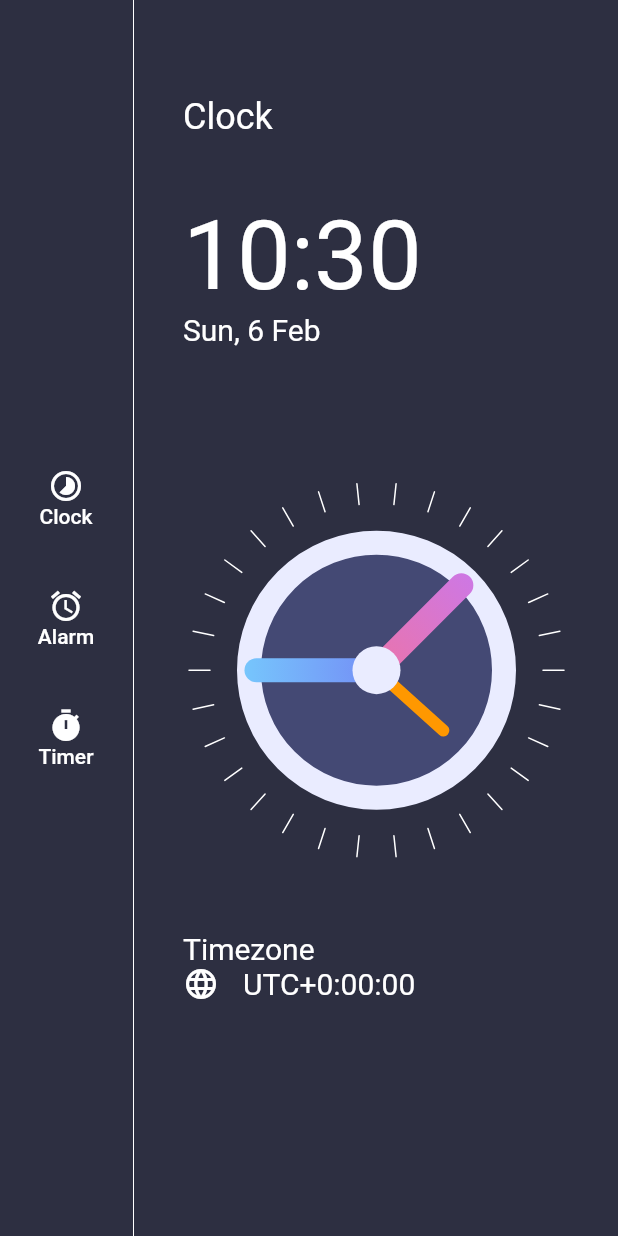
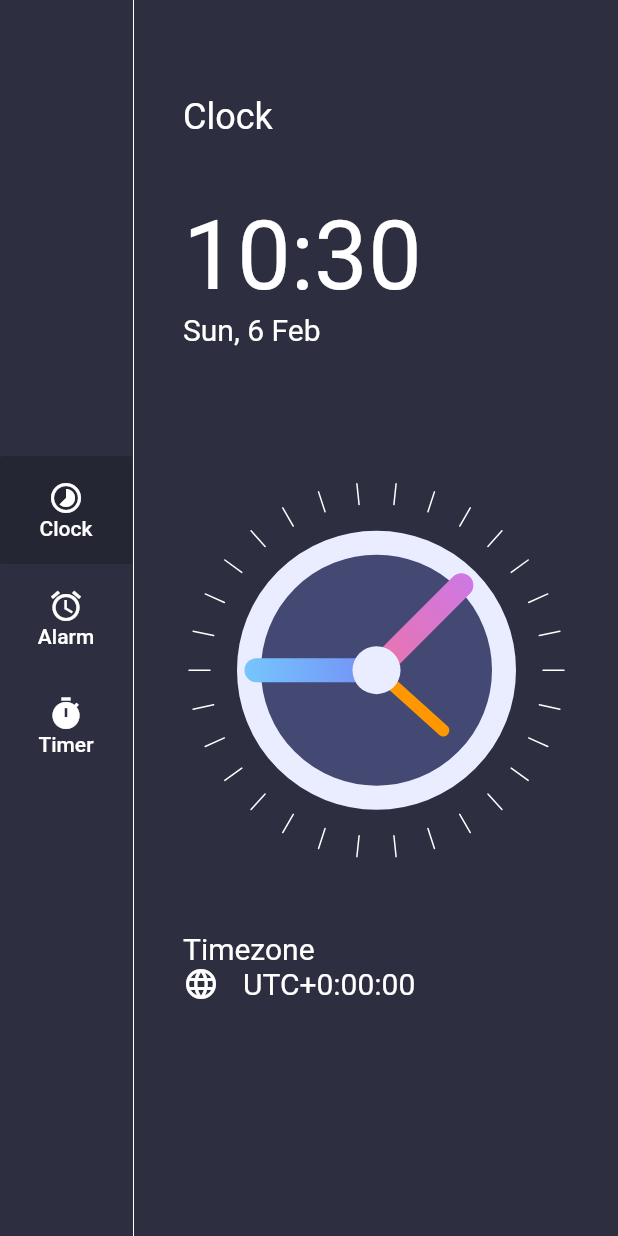
Before and after one commit to iamageo/flutter_samples, a Flutter app: the screen it shows after launch, on a phone screen of 412 x 824 dp. Run offline on Flutter 3.47's test engine with Material 2 defaults, Android fonts, the light colour scheme and no system bars; our stand-ins replace sqflite; accounts and stored records are empty.

Commit message:
init provider

```diff
--- /dev/null
+++ b/clock/lib/constants/constants.dart
@@ -0,0 +1,37 @@
+import 'package:flutter/material.dart';
+
+class CustomColors {
+  static Color primaryTextColor = Colors.white;
+  static Color dividerColor = Colors.white54;
+  static Color pageBackgroundColor = Color(0xFF2D2F41);
+  static Color menuBackgroundColor = Color(0xFF242634);
+
+  static Color clockBG = Color(0xFF444974);
+  static Color clockOutline = Color(0xFFEAECFF);
+  static Color? secHandColor = Colors.orange[300];
+  static Color minHandStatColor = Color(0xFF748EF6);
+  static Color minHandEndColor = Color(0xFF77DDFF);
+  static Color hourHandStatColor = Color(0xFFC279FB);
+  static Color hourHandEndColor = Color(0xFFEA74AB);
+}
+
+class GradientColors {
+  final List<Color> colors;
+  GradientColors(this.colors);
+
+  static List<Color> sky = [Color(0xFF6448FE), Color(0xFF5FC6FF)];
+  static List<Color> sunset = [Color(0xFFFE6197), Color(0xFFFFB463)];
+  static List<Color> sea = [Color(0xFF61A3FE), Color(0xFF63FFD5)];
+  static List<Color> mango = [Color(0xFFFFA738), Color(0xFFFFE130)];
+  static List<Color> fire = [Color(0xFFFF5DCD), Color(0xFFFF8484)];
+}
+
+class GradientTemplate {
+  static List<GradientColors> gradientTemplate = [
+    GradientColors(GradientColors.sky),
+    GradientColors(GradientColors.sunset),
+    GradientColors(GradientColors.sea),
+    GradientColors(GradientColors.mango),
+    GradientColors(GradientColors.fire),
+  ];
+}
--- /dev/null
+++ b/clock/lib/data.dart
@@ -0,0 +1,9 @@
+import 'package:clock/providers/enums.dart';
+import 'package:clock/providers/menu_info.dart';
+import 'package:flutter/material.dart';
+
+List<MenuInfo> listMenu = [
+  MenuInfo(MenuType.clock, title: "Clock", icon: Icons.timelapse),
+  MenuInfo(MenuType.alarm, title: "Alarm", icon: Icons.alarm),
+  MenuInfo(MenuType.timer, title: "Timer", icon: Icons.timer),
+];
--- a/clock/lib/homepage.view.dart
+++ b/clock/lib/homepage.view.dart
@@ -1,8 +1,13 @@
+import 'package:clock/constants/constants.dart';
+import 'package:clock/providers/enums.dart';
+import 'package:clock/providers/menu_info.dart';
 import 'package:flutter/cupertino.dart';
 import 'package:flutter/material.dart';
 import 'package:intl/intl.dart';
+import 'package:provider/provider.dart';
 
 import 'clock.view.dart';
+import 'data.dart';
 
 class HomepageView extends StatefulWidget {
   const HomepageView({Key? key}) : super(key: key);
@@ -27,18 +32,18 @@ class _HomepageViewState extends State<HomepageView> {
         children: [
           Column(
             mainAxisAlignment: MainAxisAlignment.center,
-            children: [
-              buildMenuButton("Clock", Icons.timelapse),
-              buildMenuButton("Alarm", Icons.alarm),
-              buildMenuButton("Timer", Icons.timer),
-            ],
+            children: listMenu
+                .map((currentMenuItem) => buildMenuButton(currentMenuItem))
+                .toList(),
           ),
           const VerticalDivider(
             color: Colors.white,
             width: 2,
           ),
-          Expanded(
-            child: Container(
+          Expanded(child: Consumer<MenuInfo>(
+              builder: (BuildContext context, MenuInfo value, Widget? child) {
+                if(value.menuType != MenuType.clock) return Container();
+                return Container(
               padding: const EdgeInsets.symmetric(vertical: 64, horizontal: 32),
               alignment: Alignment.center,
               child: Column(
@@ -69,7 +74,9 @@ class _HomepageViewState extends State<HomepageView> {
                     fit: FlexFit.tight,
                     child: Align(
                       alignment: Alignment.center,
-                      child: ClockView(size: 250,),
+                      child: ClockView(
+                        size: 250,
+                      ),
                     ),
                   ),
                   Flexible(
@@ -100,30 +107,38 @@ class _HomepageViewState extends State<HomepageView> {
                       ))
                 ],
               ),
-            ),
-          )
+            );
+          }))
         ],
       ),
     );
   }
 
-  Padding buildMenuButton(String title, IconData icon) {
-    return Padding(
+  Widget buildMenuButton(MenuInfo currentMenuInfo) {
+    return Consumer<MenuInfo>(
+      builder: (BuildContext context, MenuInfo value, Widget? child) {
+        return FlatButton(
             padding: const EdgeInsets.symmetric(vertical: 16.0),
-      child: FlatButton(
-          onPressed: () {},
+            color: currentMenuInfo.menuType == value.menuType
+                ? CustomColors.menuBackgroundColor
+                : Colors.transparent,
+            onPressed: () {
+              var menuInfo = Provider.of<MenuInfo>(context, listen: false);
+              menuInfo.updateMenuInfo(currentMenuInfo);
+            },
             child: Column(
               children: [
                 Icon(
-                icon,
+                  currentMenuInfo.icon,
                   color: Colors.white,
                 ),
                 Text(
-                title,
-                style: TextStyle(color: Colors.white, fontSize: 14),
+                  currentMenuInfo.title ?? '',
+                  style: const TextStyle(color: Colors.white, fontSize: 14),
                 )
               ],
-          )),
+            ));
+      },
     );
   }
 }
--- a/clock/lib/main.dart
+++ b/clock/lib/main.dart
@@ -1,5 +1,8 @@
 import 'package:clock/homepage.view.dart';
+import 'package:clock/providers/enums.dart';
+import 'package:clock/providers/menu_info.dart';
 import 'package:flutter/material.dart';
+import 'package:provider/provider.dart';
 
 void main() {
   runApp(const MyApp());
@@ -16,7 +19,8 @@ class MyApp extends StatelessWidget {
       theme: ThemeData(
         primarySwatch: Colors.blue,
       ),
-      home: const HomepageView(),
+      home: ChangeNotifierProvider<MenuInfo>(create: (context) => MenuInfo(MenuType.clock),
+        child: const HomepageView(),),
     );
   }
 }
--- /dev/null
+++ b/clock/lib/providers/enums.dart
@@ -0,0 +1 @@
+enum MenuType{clock, alarm, timer}
--- /dev/null
+++ b/clock/lib/providers/menu_info.dart
@@ -0,0 +1,19 @@
+import 'package:clock/providers/enums.dart';
+import 'package:flutter/cupertino.dart';
+
+class MenuInfo extends ChangeNotifier {
+  MenuType menuType;
+  String? title;
+  IconData? icon;
+
+  MenuInfo(this.menuType, {this.title, this.icon});
+
+  updateMenuInfo(MenuInfo menuInfo) {
+    this.menuType = menuInfo.menuType;
+    this.title = menuInfo.title;
+    this.icon = menuInfo.icon;
+
+    notifyListeners();
+  }
+
+}
--- a/clock/pubspec.yaml
+++ b/clock/pubspec.yaml
@@ -28,6 +28,7 @@ environment:
 # versions available, run `flutter pub outdated`.
 dependencies:
   intl: ^0.16.0
+  provider: ^6.0.2
   flutter:
     sdk: flutter
 
```
Also changed, not shown: clock/pubspec.lock. Lines whose indentation alone changed are shown as unchanged.
